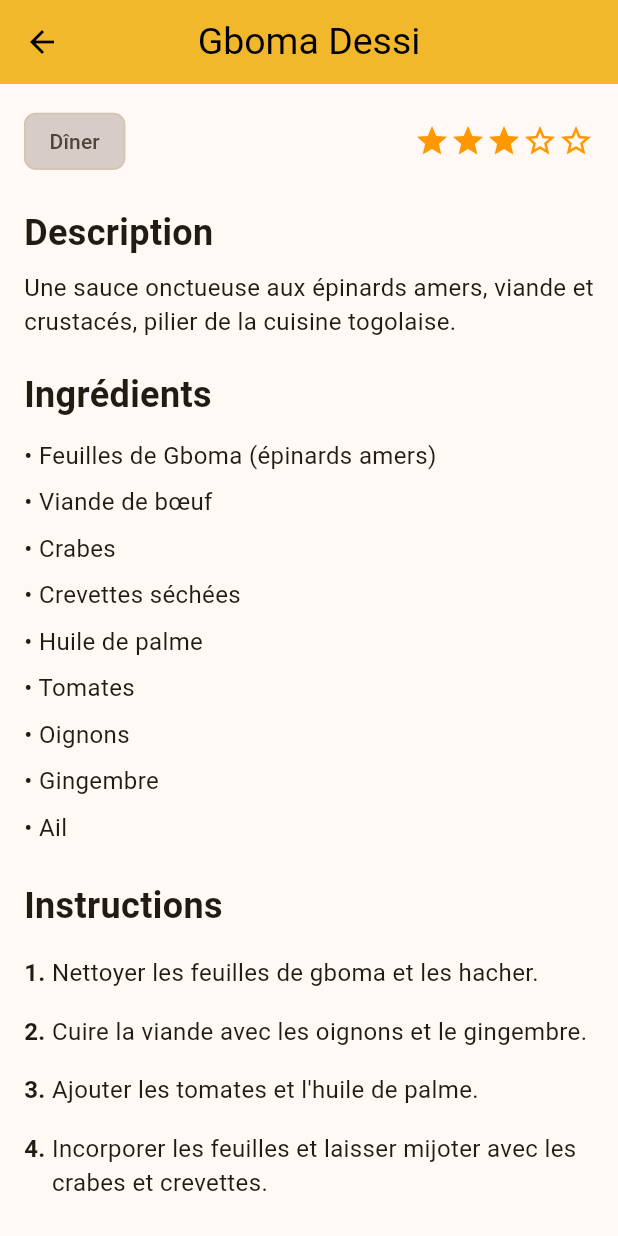
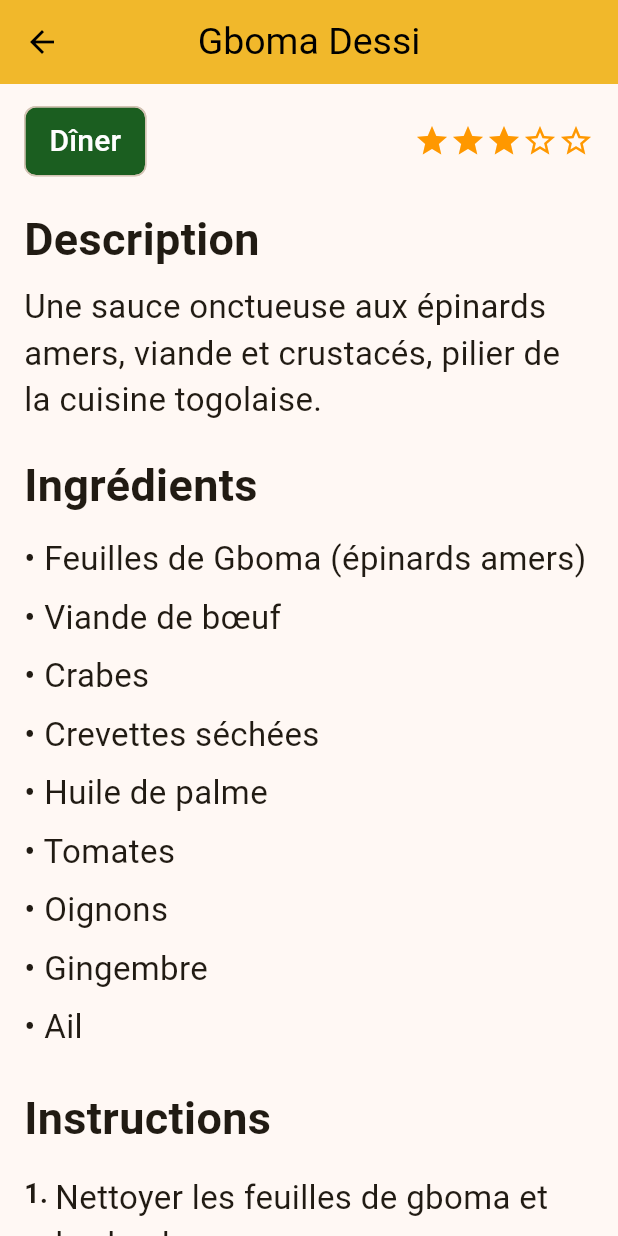
Before and after one commit to justin2119/rececte_app, a Flutter app: the RecipeDetailScreen screen opened directly with sample values from the repository, scrolled down 289 dp, on a phone screen of 412 x 824 dp. Run offline on Flutter 3.47's test engine with Material 3 defaults, Android fonts, the phone set to English and light mode, and no system bars; our stand-ins replace flutter_riverpod, go_router; network calls fail.

Commit message:
Enhance recipe UI with dynamic cards and improved styling
- Make Carte widget reusable by accepting title and image parameters
- Add recipe image backgrounds to recipe cards
- Increase font sizes throughout recipe detail screen for better readability
- Update category chip styling with improved colors and text formatting
- Remove hardcoded star rating display from home screen
- Fix French language typos in recipe instructions (avec instead of with)

```diff
--- a/app_recette_certification/lib/data/data_recipes.dart
+++ b/app_recette_certification/lib/data/data_recipes.dart
@@ -50,7 +50,7 @@ const List<Recipe> dataRecipes = [
       'Sel',
       'Eau',
     ],
-    instructions: '1. Cuire les haricots dans de l\'eau with un peu de potasse jusqu\'à ce qu\'ils soient tendres. 2. Ajouter le riz lavé. 3. Cuire à feu doux jusqu\'à ce que le riz soit tendre et les grains bien détachés. Servir with du piment noir (Wagashi).',
+    instructions: '1. Cuire les haricots dans de l\'eau avec un peu de potasse jusqu\'à ce qu\'ils soient tendres. 2. Ajouter le riz lavé. 3. Cuire à feu doux jusqu\'à ce que le riz soit tendre et les grains bien détachés. Servir avec du piment noir (Wagashi).',
     category: 'Déjeuner',
     imageUrl: 'https://images.unsplash.com/photo-1512058560566-d8b437a17305?auto=format&fit=crop&w=500',
     rating: 3.5,
--- a/app_recette_certification/lib/screens/recipe_detail_screen.dart
+++ b/app_recette_certification/lib/screens/recipe_detail_screen.dart
@@ -27,14 +27,14 @@ class RecipeDetailScreen extends StatelessWidget {
         child: Column(
           crossAxisAlignment: CrossAxisAlignment.start,
           children: [
-            const Carte(),
+            Carte(title:recipe.title, image: recipe.imageUrl),
             const SizedBox(height: 20),
             Row(
               mainAxisAlignment: MainAxisAlignment.spaceBetween,
               children: [
                 Chip(
-                  label: Text(recipe.category),
-                  backgroundColor: Colors.brown.shade100,
+                  label: Text(recipe.category, style: const TextStyle(fontSize: 20,color: Colors.white)),
+                  backgroundColor: Colors.green[900],
                 ),
                 _buildRatingStars(recipe.rating),
               ],
@@ -42,33 +42,33 @@ class RecipeDetailScreen extends StatelessWidget {
             const SizedBox(height: 20),
             const Text(
               "Description",
-              style: TextStyle(fontSize: 24, fontWeight: FontWeight.bold),
+              style: TextStyle(fontSize: 30, fontWeight: FontWeight.bold),
             ),
             const SizedBox(height: 8),
             Text(
               recipe.description,
-              style: const TextStyle(fontSize: 16),
+              style: const TextStyle(fontSize: 22),
             ),
             const SizedBox(height: 20),
             const Text(
               "Ingrédients",
-              style: TextStyle(fontSize: 24, fontWeight: FontWeight.bold),
+              style: TextStyle(fontSize: 30, fontWeight: FontWeight.bold),
             ),
             const SizedBox(height: 8),
             ...recipe.ingredients.map((item) => Padding(
                   padding: const EdgeInsets.symmetric(vertical: 4),
-                  child: Text("• $item", style: const TextStyle(fontSize: 16)),
+                  child: Text("• $item", style: const TextStyle(fontSize: 22)),
                 )),
             const SizedBox(height: 20),
             const Text(
               "Instructions",
-              style: TextStyle(fontSize: 24, fontWeight: FontWeight.bold),
+              style: TextStyle(fontSize: 30, fontWeight: FontWeight.bold),
             ),
             const SizedBox(height: 8),
             if (instructionsList.isEmpty)
               Text(
                 recipe.instructions,
-                style: const TextStyle(fontSize: 16),
+                style: const TextStyle(fontSize: 22),
               )
             else
               ...instructionsList.asMap().entries.map((entry) {
@@ -80,14 +80,14 @@ class RecipeDetailScreen extends StatelessWidget {
                       Text(
                         "${entry.key + 1}. ",
                         style: const TextStyle(
-                          fontSize: 16,
+                          fontSize: 18,
                           fontWeight: FontWeight.bold,
                         ),
                       ),
                       Expanded(
                         child: Text(
                           entry.value,
-                          style: const TextStyle(fontSize: 16),
+                          style: const TextStyle(fontSize: 22),
                         ),
                       ),
                     ],
```
Also changed, not shown: app_recette_certification/lib/screens/home_screen.dart (+1 -9 lines), app_recette_certification/lib/widgets/carte.dart (+15 -10 lines).
